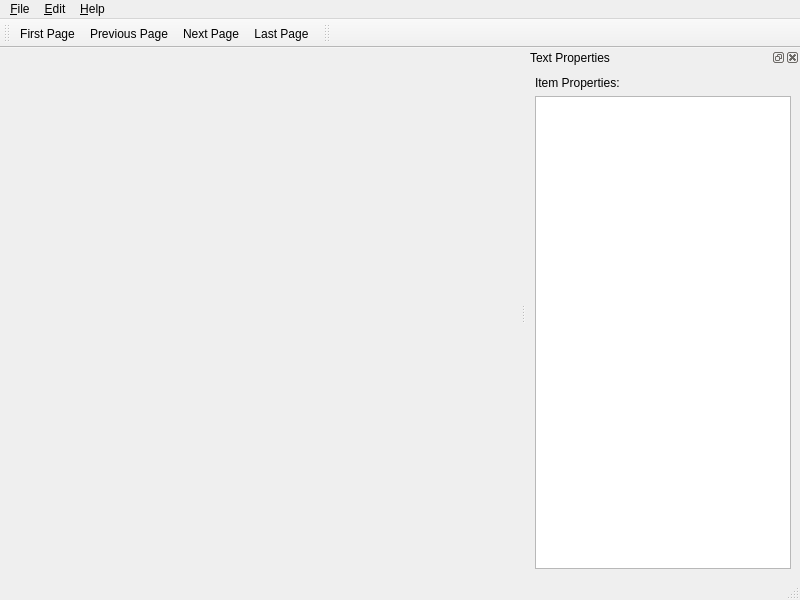
match41/sumpdf, file pdfedit/ui/MainWnd.ui: the form before one commit.
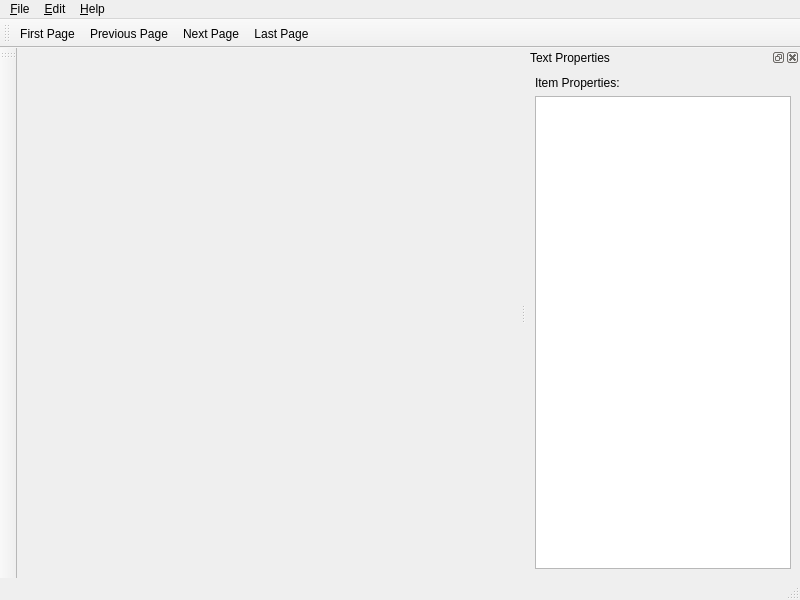
The form after the commit. Icons and pictures are not drawn.

```diff
--- a/pdfedit/ui/MainWnd.ui
+++ b/pdfedit/ui/MainWnd.ui
@@ -96,7 +96,7 @@
     <string>toolBar</string>
    </property>
    <attribute name="toolBarArea">
-    <enum>TopToolBarArea</enum>
+    <enum>LeftToolBarArea</enum>
    </attribute>
    <attribute name="toolBarBreak">
     <bool>false</bool>
```
